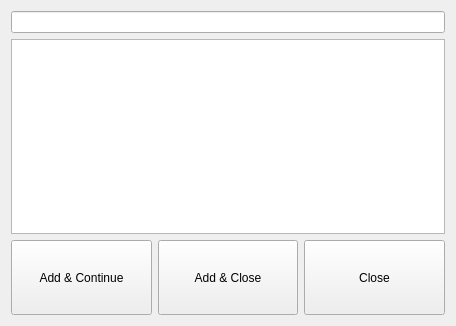
The window that searchWidget.ui (thomaslundgaard/Pimp) describes before a commit, drawn with Qt 5.
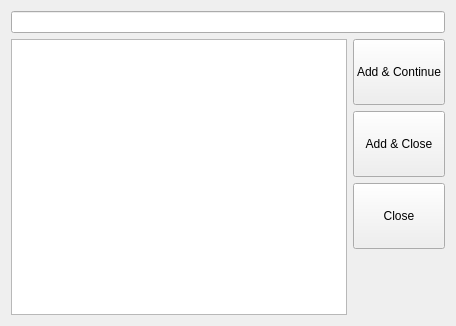
The same window after the commit.

Commit message: experimental new searchWidget ui

```diff
--- a/searchWidget.ui
+++ b/searchWidget.ui
@@ -14,62 +14,17 @@
    <string>Form</string>
   </property>
   <layout class="QVBoxLayout" name="verticalLayout">
+   <item>
+    <widget class="QLineEdit" name="searchLine"/>
+   </item>
    <item>
     <layout class="QVBoxLayout" name="vbox">
      <item>
-      <widget class="QLineEdit" name="searchLine"/>
-     </item>
-     <item>
-      <widget class="QListWidget" name="resultList">
-       <property name="horizontalScrollBarPolicy">
-        <enum>Qt::ScrollBarAlwaysOff</enum>
-       </property>
-      </widget>
-     </item>
-     <item>
-      <layout class="QHBoxLayout" name="hbox">
-       <item>
-        <widget class="QPushButton" name="addContBtn">
-         <property name="sizePolicy">
-          <sizepolicy hsizetype="Expanding" vsizetype="Expanding">
-           <horstretch>0</horstretch>
-           <verstretch>0</verstretch>
-          </sizepolicy>
-         </property>
-         <property name="maximumSize">
-          <size>
-           <width>16777215</width>
-           <height>75</height>
-          </size>
-         </property>
-         <property name="text">
-          <string>Add &amp;&amp; Continue</string>
-         </property>
-        </widget>
-       </item>
-       <item>
-        <widget class="QPushButton" name="addCloseBtn">
-         <property name="sizePolicy">
-          <sizepolicy hsizetype="Expanding" vsizetype="Expanding">
-           <horstretch>0</horstretch>
-           <verstretch>0</verstretch>
-          </sizepolicy>
-         </property>
-         <property name="maximumSize">
-          <size>
-           <width>16777215</width>
-           <height>75</height>
-          </size>
-         </property>
-         <property name="text">
-          <string>Add &amp;&amp; Close</string>
-         </property>
-        </widget>
-       </item>
-       <item>
+      <layout class="QGridLayout" name="gridLayout">
+       <item row="3" column="1">
         <widget class="QPushButton" name="closeBtn">
          <property name="sizePolicy">
-          <sizepolicy hsizetype="Expanding" vsizetype="Expanding">
+          <sizepolicy hsizetype="Minimum" vsizetype="Expanding">
            <horstretch>0</horstretch>
            <verstretch>0</verstretch>
           </sizepolicy>
@@ -85,6 +40,73 @@
          </property>
         </widget>
        </item>
+       <item row="2" column="1">
+        <widget class="QPushButton" name="addCloseBtn">
+         <property name="sizePolicy">
+          <sizepolicy hsizetype="Minimum" vsizetype="Expanding">
+           <horstretch>0</horstretch>
+           <verstretch>0</verstretch>
+          </sizepolicy>
+         </property>
+         <property name="maximumSize">
+          <size>
+           <width>16777215</width>
+           <height>75</height>
+          </size>
+         </property>
+         <property name="text">
+          <string>Add &amp;&amp; Close</string>
+         </property>
+        </widget>
+       </item>
+       <item row="1" column="0" rowspan="4">
+        <widget class="QListWidget" name="resultList">
+         <property name="sizePolicy">
+          <sizepolicy hsizetype="Expanding" vsizetype="Expanding">
+           <horstretch>0</horstretch>
+           <verstretch>0</verstretch>
+          </sizepolicy>
+         </property>
+         <property name="verticalScrollBarPolicy">
+          <enum>Qt::ScrollBarAsNeeded</enum>
+         </property>
+         <property name="horizontalScrollBarPolicy">
+          <enum>Qt::ScrollBarAlwaysOff</enum>
+         </property>
+        </widget>
+       </item>
+       <item row="1" column="1">
+        <widget class="QPushButton" name="addContBtn">
+         <property name="sizePolicy">
+          <sizepolicy hsizetype="Minimum" vsizetype="Expanding">
+           <horstretch>0</horstretch>
+           <verstretch>0</verstretch>
+          </sizepolicy>
+         </property>
+         <property name="maximumSize">
+          <size>
+           <width>16777215</width>
+           <height>75</height>
+          </size>
+         </property>
+         <property name="text">
+          <string>Add &amp;&amp; Continue</string>
+         </property>
+        </widget>
+       </item>
+       <item row="4" column="1">
+        <spacer name="verticalSpacer">
+         <property name="orientation">
+          <enum>Qt::Vertical</enum>
+         </property>
+         <property name="sizeHint" stdset="0">
+          <size>
+           <width>0</width>
+           <height>40</height>
+          </size>
+         </property>
+        </spacer>
+       </item>
       </layout>
      </item>
     </layout>
```
The commit also changes 1 other file.
